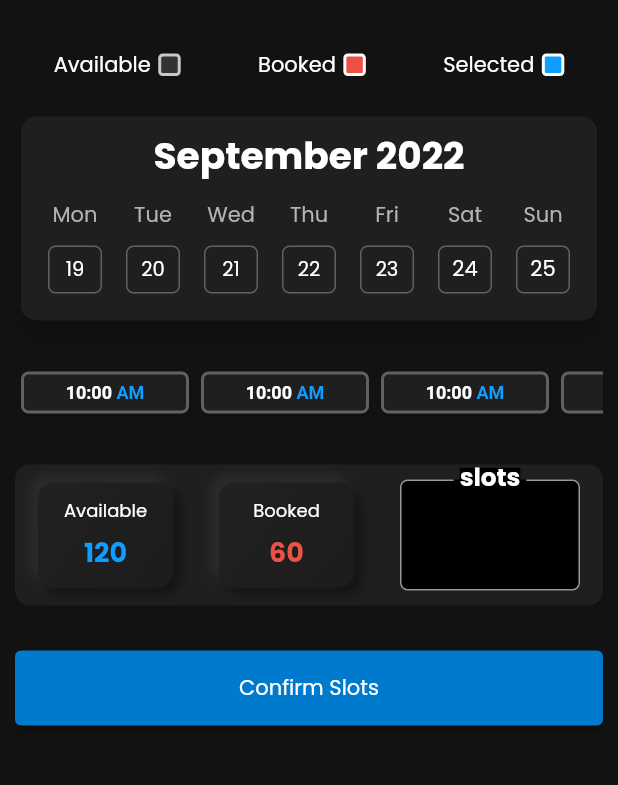
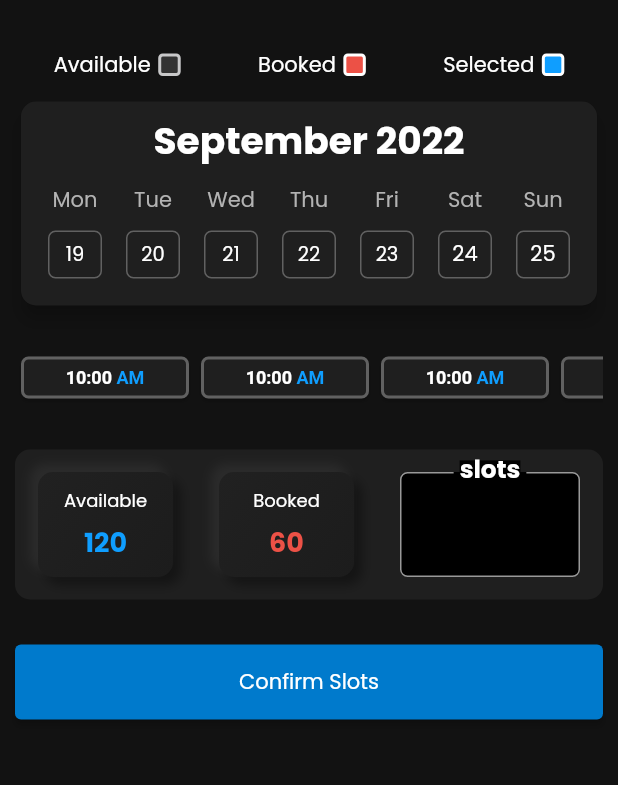
Before and after one commit to shaderone/samvit, a Flutter app: the BookingScreen screen opened directly, on a phone screen of 412 x 824 dp, the part 65-850 px from its top. Run offline on Flutter 3.47's test engine with Material 2 defaults, Android fonts, the phone set to English and light mode, and no system bars; drawn by our look-alikes of table_calendar.

Commit message:
Add responsive styling to slot-input-item

```diff
--- a/lib/presentation/screens/bookings/booking_screen.dart
+++ b/lib/presentation/screens/bookings/booking_screen.dart
@@ -1,3 +1,4 @@
+import 'package:brechfete/presentation/screens/bookings/widgets/expo_registration.dart';
 import 'package:flutter/material.dart';
 import 'package:brechfete/presentation/screens/bookings/widgets/slot_status_widgets/slot_info_container.dart';
 import 'package:brechfete/presentation/screens/bookings/widgets/time_slot_widget.dart';
@@ -44,13 +45,14 @@ class BookingScreen extends StatelessWidget {
           mainAxisSize: MainAxisSize.min,
           children: const <Widget>[
             CalendarStatus(),
-            SizedBox(height: 20),
+            SizedBox(height: 10),
             SlotCalender(),
             TimeSlotList(),
             SizedBox(height: 30),
             SlotInfoContainer(),
             SizedBox(height: 30),
             ConfirmButton(),
+            SizedBox(height: 30),
           ],
         ),
       ),
@@ -68,6 +70,11 @@ class ConfirmButton extends StatelessWidget {
         //save the form data here
 
         //After saving, go to next page
+        Navigator.of(context).push(
+          MaterialPageRoute(
+            builder: (context) => const ExpoRegistration(),
+          ),
+        );
       },
       style: ButtonStyle(
         minimumSize: MaterialStateProperty.all(
--- a/lib/presentation/screens/bookings/widgets/slot_status_widgets/slot_info_container.dart
+++ b/lib/presentation/screens/bookings/widgets/slot_status_widgets/slot_info_container.dart
@@ -7,7 +7,7 @@ class SlotInfoContainer extends StatelessWidget {
   @override
   Widget build(BuildContext context) {
     return Container(
-      padding: const EdgeInsets.symmetric(vertical: 10),
+      padding: const EdgeInsets.symmetric(vertical: 15),
       decoration: BoxDecoration(
         color: primaryDark,
         borderRadius: BorderRadius.circular(10),
@@ -16,21 +16,17 @@ class SlotInfoContainer extends StatelessWidget {
         mainAxisAlignment: MainAxisAlignment.spaceAround,
         mainAxisSize: MainAxisSize.max,
         children: const [
-          Flexible(
-              child: SlotStatusItem(
+          SlotStatusItem(
             slotStatus: 'Available',
             slotCount: "120",
             slotCountColor: secondaryBlueShadeLight,
-          )),
-          Flexible(
-              child: SlotStatusItem(
+          ),
+          SlotStatusItem(
             slotStatus: "Booked",
             slotCount: "60",
             slotCountColor: extraRed,
-          )),
-          Flexible(
-            child: SlotInputItem(),
           ),
+          SlotInputItem(),
         ],
       ),
     );
@@ -47,6 +43,7 @@ class SlotInputItem extends StatelessWidget {
     final screenWidth = MediaQuery.of(context).size.width;
     return SizedBox(
       width: screenWidth <= 340 ? 90 : 120,
+      height: screenWidth <= 340 ? 60 : 70,
       child: TextFormField(
         textAlign: TextAlign.center,
         style: const TextStyle(
```
